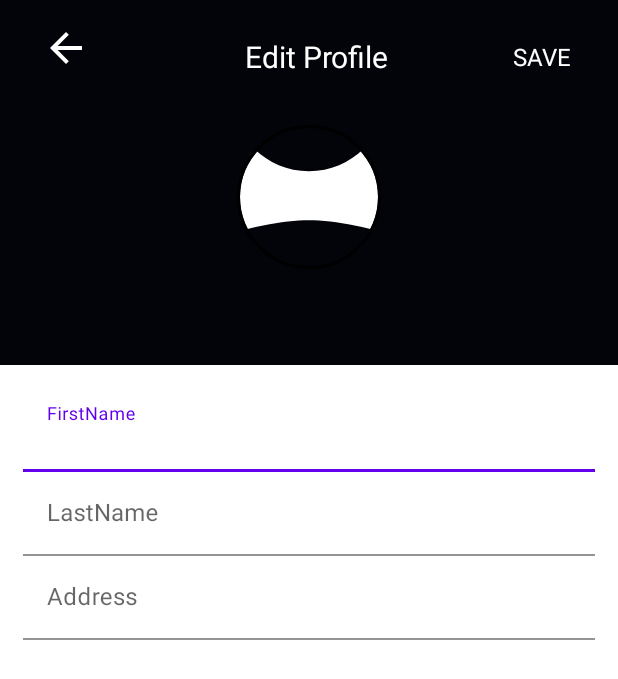
After one commit to minaairsupport/SmartHome, an Android app: the ProfileActivity screen opened directly, with no data from a screen before it, on a phone screen of 412 x 824 dp. The commit adds this screen. Shown: the top 679 px of the screen. Run offline under Robolectric (Android 15) with nearby library versions, the phone set to English and light mode, and no system bars; our stand-ins replace CircleImageView.

Commit message:
create profile page UI

```diff
--- a/app/build.gradle
+++ b/app/build.gradle
@@ -47,4 +47,7 @@ dependencies {
     // moshi
     implementation "com.squareup.moshi:moshi:$moshiVersion"
 
+    //circle image
+    implementation 'de.hdodenhof:circleimageview:3.1.0'
+
 }
--- a/app/src/main/AndroidManifest.xml
+++ b/app/src/main/AndroidManifest.xml
@@ -21,7 +21,9 @@
 
 
         <activity android:name=".ui.component.home.HomeActivity">
+        </activity>
 
+        <activity android:name=".ui.component.profile.ProfileActivity">
         </activity>
 
 
--- a/app/src/main/java/com/massive/smarthome/ui/component/home/HomeActivity.kt
+++ b/app/src/main/java/com/massive/smarthome/ui/component/home/HomeActivity.kt
@@ -1,11 +1,23 @@
 package com.massive.smarthome.ui.component.home
 
+import android.content.Intent
+import android.os.Bundle
+import android.os.Handler
+import android.os.Looper
+import androidx.appcompat.widget.AppCompatImageView
+import com.massive.smarthome.R
 import com.massive.smarthome.databinding.HomeLayoutBinding
 import com.massive.smarthome.ui.base.BaseActivity
+import com.massive.smarthome.ui.component.profile.ProfileActivity
 
 class HomeActivity : BaseActivity() {
 
     private lateinit var binding: HomeLayoutBinding
+    override fun onCreate(savedInstanceState: Bundle?) {
+        super.onCreate(savedInstanceState)
+        binding.ivProfile.setOnClickListener{ navigateToProfilePage() }
+    }
+
     override fun observeViewModel() {
 
     }
@@ -15,4 +27,9 @@ class HomeActivity : BaseActivity() {
         val view =  binding.root
         setContentView(view)
     }
+
+    private fun navigateToProfilePage() {
+        val profileScreenIntent = Intent(this, ProfileActivity::class.java)
+        startActivity(profileScreenIntent)
+    }
 }
--- /dev/null
+++ b/app/src/main/java/com/massive/smarthome/ui/component/profile/ProfileActivity.kt
@@ -0,0 +1,30 @@
+package com.massive.smarthome.ui.component.profile
+
+import android.os.Bundle
+import com.massive.smarthome.databinding.ProfileLayoutBinding
+import com.massive.smarthome.ui.base.BaseActivity
+
+class ProfileActivity(): BaseActivity() {
+    private lateinit var binding: ProfileLayoutBinding
+
+
+    override fun onCreate(savedInstanceState: Bundle?) {
+        super.onCreate(savedInstanceState)
+        binding.btSave.setOnClickListener{}
+        binding.ibBack.setOnClickListener{finish()}
+    }
+
+    private fun doSaveForm(){
+        //TODO(" do the save form here ")
+    }
+
+    override fun observeViewModel() {
+
+    }
+
+    override fun initViewBinding() {
+       binding = ProfileLayoutBinding.inflate(layoutInflater)
+        val view = binding.root
+        setContentView(view)
+    }
+}
--- a/app/src/main/java/com/massive/smarthome/ui/component/splash/SplashActivity.kt
+++ b/app/src/main/java/com/massive/smarthome/ui/component/splash/SplashActivity.kt
@@ -23,6 +23,7 @@ class SplashActivity : BaseActivity() {
     override fun onCreate(savedInstanceState: Bundle?) {
         super.onCreate(savedInstanceState)
         navigateToHomePage()
+
     }
 
     private fun navigateToHomePage() {
--- /dev/null
+++ b/app/src/main/res/drawable/empty_tall_divider.xml
@@ -0,0 +1,6 @@
+<?xml version="1.0" encoding="utf-8"?>
+<shape xmlns:android="http://schemas.android.com/apk/res/android" >
+    <size
+        android:height="40dp"
+        android:width="0dp"/>
+</shape>
--- /dev/null
+++ b/app/src/main/res/drawable/ic_baseline_arrow_back_24.xml
@@ -0,0 +1,5 @@
+<vector android:autoMirrored="true" android:height="24dp"
+    android:tint="#FFFFFF" android:viewportHeight="24"
+    android:viewportWidth="24" android:width="24dp" xmlns:android="http://schemas.android.com/apk/res/android">
+    <path android:fillColor="@android:color/white" android:pathData="M20,11H7.83l5.59,-5.59L12,4l-8,8 8,8 1.41,-1.41L7.83,13H20v-2z"/>
+</vector>
--- a/app/src/main/res/layout/home_layout.xml
+++ b/app/src/main/res/layout/home_layout.xml
@@ -19,12 +19,13 @@
         app:layout_constraintStart_toStartOf="parent"
         app:layout_constraintTop_toTopOf="parent" />
 
-    <ImageView
-        android:id="@+id/imageView"
+    <androidx.appcompat.widget.AppCompatImageView
+        android:id="@+id/ivProfile"
         android:layout_width="60dp"
         android:layout_height="60dp"
         android:layout_marginTop="16dp"
         android:layout_marginEnd="16dp"
+        android:clickable="true"
         android:contentDescription="@string/profile_image_des"
         app:layout_constraintEnd_toEndOf="parent"
         app:layout_constraintTop_toTopOf="parent"
--- /dev/null
+++ b/app/src/main/res/layout/profile_layout.xml
@@ -0,0 +1,123 @@
+<?xml version="1.0" encoding="utf-8"?>
+<androidx.constraintlayout.widget.ConstraintLayout xmlns:android="http://schemas.android.com/apk/res/android"
+    xmlns:app="http://schemas.android.com/apk/res-auto"
+    xmlns:tools="http://schemas.android.com/tools"
+    android:layout_width="match_parent"
+    android:layout_height="match_parent"
+    android:background="@color/header_bg">
+
+    <androidx.appcompat.widget.AppCompatTextView
+        android:id="@+id/btSave"
+        android:layout_width="wrap_content"
+        android:layout_height="wrap_content"
+        android:layout_marginTop="24dp"
+        android:layout_marginEnd="24dp"
+        android:clickable="true"
+        android:gravity="center"
+        android:minWidth="48dp"
+        android:minHeight="48dp"
+        android:padding="8dp"
+        android:text="@string/save"
+        android:textColor="@color/white"
+        android:textSize="16sp"
+        app:layout_constraintBottom_toBottomOf="@+id/textView2"
+        app:layout_constraintEnd_toEndOf="parent"
+        app:layout_constraintTop_toTopOf="parent" />
+
+    <androidx.appcompat.widget.AppCompatTextView
+        android:id="@+id/textView2"
+        android:layout_width="wrap_content"
+        android:layout_height="wrap_content"
+        android:layout_marginTop="24dp"
+        android:gravity="center"
+        android:text="@string/edit_profile"
+        android:textColor="@color/white"
+        android:textSize="20sp"
+        app:layout_constraintEnd_toStartOf="@+id/btSave"
+        app:layout_constraintStart_toEndOf="@+id/ibBack"
+        app:layout_constraintTop_toTopOf="parent" />
+
+    <androidx.appcompat.widget.AppCompatImageView
+        android:id="@+id/ibBack"
+        style="?android:attr/borderlessButtonStyle"
+        android:layout_width="wrap_content"
+        android:layout_height="wrap_content"
+        android:layout_marginTop="8dp"
+        android:padding="8dp"
+        android:clickable="true"
+        app:layout_constraintStart_toStartOf="parent"
+        app:layout_constraintTop_toTopOf="parent"
+        app:srcCompat="@drawable/ic_baseline_arrow_back_24" />
+
+
+    <de.hdodenhof.circleimageview.CircleImageView
+        android:id="@+id/profile_image"
+        android:layout_width="0dp"
+        android:layout_height="96dp"
+        android:layout_marginTop="32dp"
+        android:src="@drawable/ic_baseline_account_circle_24"
+        app:civ_border_color="#FF000000"
+        app:civ_border_width="2dp"
+        app:layout_constraintEnd_toEndOf="parent"
+        app:layout_constraintStart_toStartOf="parent"
+        app:layout_constraintTop_toBottomOf="@+id/textView2" />
+
+    <androidx.appcompat.widget.LinearLayoutCompat
+        android:layout_width="match_parent"
+        android:layout_height="0dp"
+        android:layout_marginTop="64dp"
+        android:orientation="vertical"
+        app:layout_constraintBottom_toBottomOf="parent"
+        app:layout_constraintEnd_toEndOf="parent"
+        app:layout_constraintStart_toStartOf="parent"
+        android:background="@color/white"
+        android:padding="15dp"
+        android:showDividers="middle"
+        android:divider="@drawable/empty_tall_divider"
+        app:layout_constraintTop_toBottomOf="@+id/profile_image">
+
+        <com.google.android.material.textfield.TextInputLayout
+            android:id="@+id/tfFirstName"
+            android:layout_width="match_parent"
+            android:layout_height="wrap_content"
+            android:background="@android:color/transparent"
+            app:boxBackgroundColor="@android:color/transparent"
+            android:hint="@string/firstname">
+
+            <com.google.android.material.textfield.TextInputEditText
+                android:layout_width="match_parent"
+                android:layout_height="wrap_content" />
+
+        </com.google.android.material.textfield.TextInputLayout>
+
+        <com.google.android.material.textfield.TextInputLayout
+            android:id="@+id/tfLastName"
+            android:layout_width="match_parent"
+            android:layout_height="wrap_content"
+            android:background="@android:color/transparent"
+            app:boxBackgroundColor="@android:color/transparent"
+            android:hint="@string/lastname">
+
+            <com.google.android.material.textfield.TextInputEditText
+                android:layout_width="match_parent"
+                android:layout_height="wrap_content" />
+
+        </com.google.android.material.textfield.TextInputLayout>
+
+        <com.google.android.material.textfield.TextInputLayout
+            android:id="@+id/textField"
+            android:layout_width="match_parent"
+            android:layout_height="wrap_content"
+            android:background="@android:color/transparent"
+            app:boxBackgroundColor="@android:color/transparent"
+            android:hint="@string/address">
+
+            <com.google.android.material.textfield.TextInputEditText
+                android:layout_width="match_parent"
+                android:layout_height="wrap_content" />
+
+        </com.google.android.material.textfield.TextInputLayout>
+
+
+    </androidx.appcompat.widget.LinearLayoutCompat>
+</androidx.constraintlayout.widget.ConstraintLayout>
--- a/app/src/main/res/values/strings.xml
+++ b/app/src/main/res/values/strings.xml
@@ -5,4 +5,9 @@
     <string name="device_name">Device Name</string>
     <string name="off">OFF</string>
     <string name="on">ON</string>
+    <string name="edit_profile">Edit Profile</string>
+    <string name="save">SAVE</string>
+    <string name="firstname">FirstName</string>
+    <string name="lastname">LastName</string>
+    <string name="address">Address</string>
 </resources>
```
